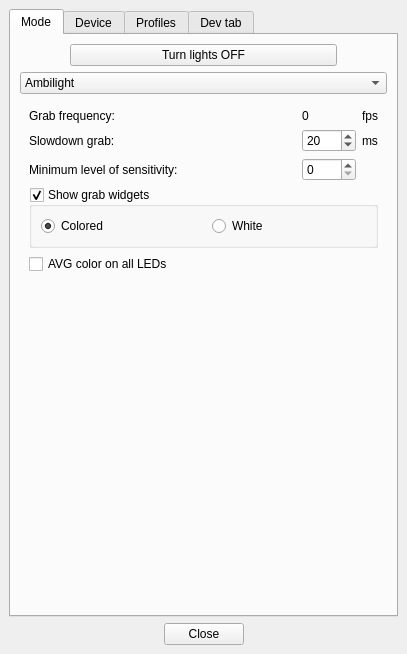
First picture: the form in Software/src/SettingsWindow.ui, repository Atarity/Lightpack, before the edit.
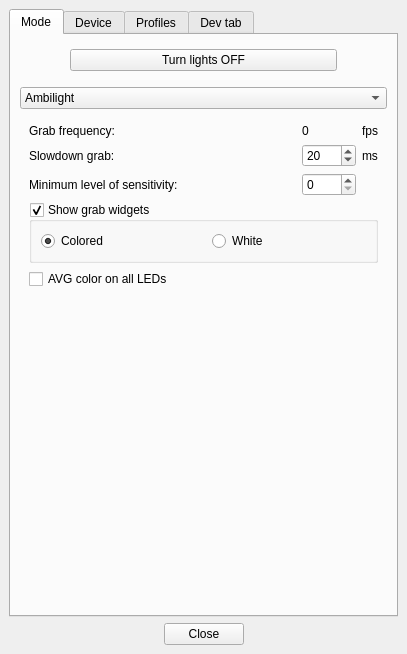
Second picture: the form after the edit. Icons and pictures are not drawn. Custom widgets are drawn as their Qt base class.

Commit message: Software: GUI: update button top and bottom margin, also add spaces between icon and text;

```diff
--- a/Software/src/SettingsWindow.ui
+++ b/Software/src/SettingsWindow.ui
@@ -50,6 +50,12 @@
        <layout class="QGridLayout" name="gridLayout_5">
         <item row="0" column="0">
          <layout class="QHBoxLayout" name="horizontalLayout_12">
+          <property name="topMargin">
+           <number>5</number>
+          </property>
+          <property name="bottomMargin">
+           <number>10</number>
+          </property>
           <item>
            <spacer name="horizontalSpacer_7">
             <property name="orientation">
```
The commit also changes 1 other file.
